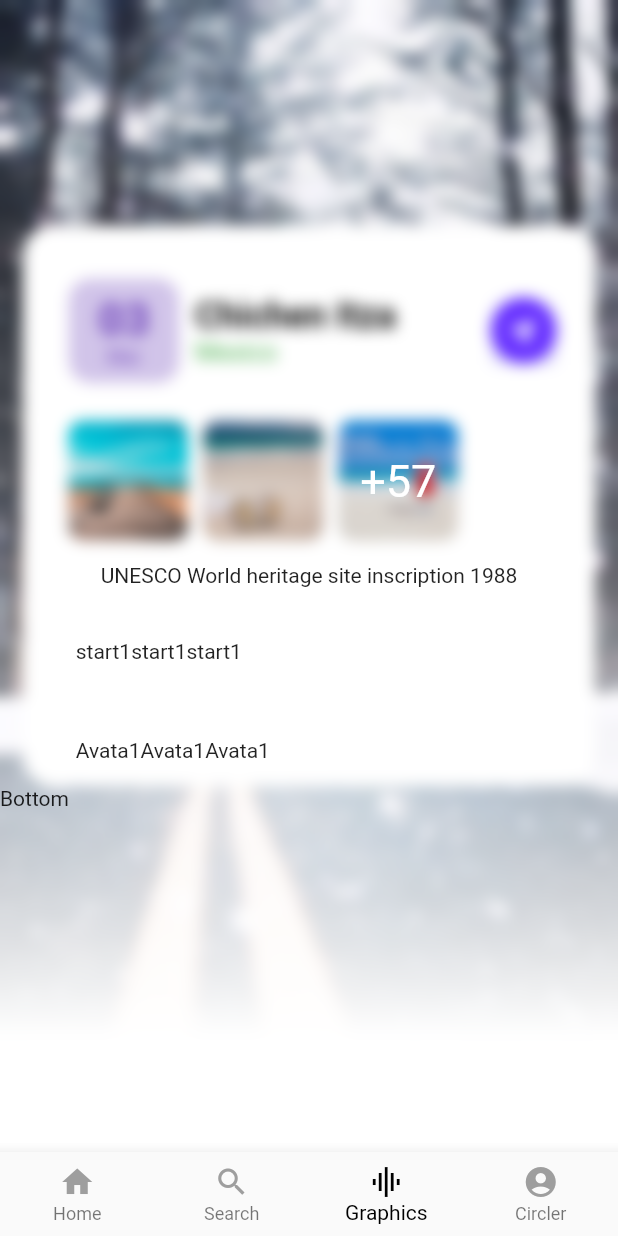
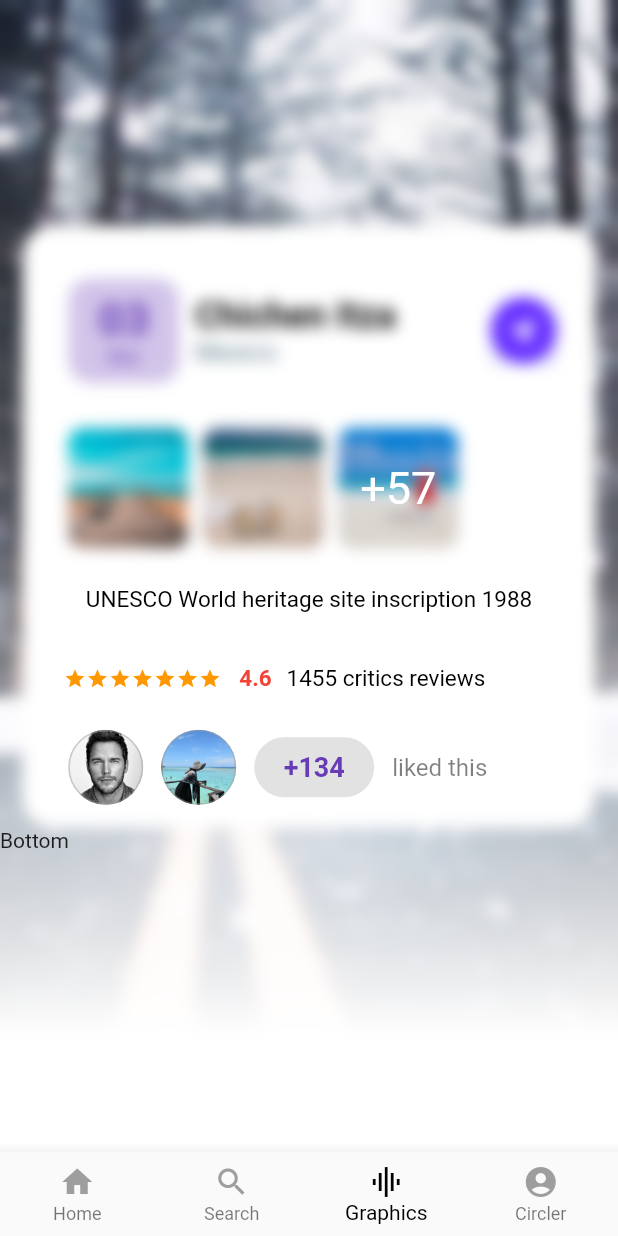
Before and after one commit to 1166544/flutter_travel, a Flutter app: the screen it shows after launch, on a phone screen of 412 x 824 dp. Run offline on Flutter 3.47's test engine with Material 2 defaults, Android fonts, the phone set to English and light mode, and no system bars; project files that could hold a hidden picture were left out.

Commit message:
feat: add third row

```diff
--- a/lib/pages/PageGraphics.dart
+++ b/lib/pages/PageGraphics.dart
@@ -95,7 +95,7 @@ class _PageGraphicsState extends State<PageGraphics> {
 									crossAxisAlignment: CrossAxisAlignment.start,
 									children: <Widget>[
 										Text('Chichen Itza', style: TextStyle(fontSize: 24.0, fontWeight: FontWeight.bold, color: Colors.black)),
-										Text('Mexico', style: TextStyle(fontSize: 17.0, fontWeight: FontWeight.normal, color: Colors.green)),
+										Text('Mexico', style: TextStyle(fontSize: 17.0, fontWeight: FontWeight.normal, color: Colors.blueGrey)),
 									],
 								),
 								Spacer(),
@@ -115,7 +115,7 @@ class _PageGraphicsState extends State<PageGraphics> {
 
 					// 第二行
 					Padding(
-						padding: EdgeInsets.fromLTRB(30.0, 10.0, 25.0, 15.0),
+						padding: EdgeInsets.fromLTRB(30.0, 15.0, 25.0, 25.0),
 						child: Row(
 							children: <Widget>[
 								this.buildRoundItemImage('assets/beach3.jpg'),
@@ -128,33 +128,77 @@ class _PageGraphicsState extends State<PageGraphics> {
 					),
 
 					// 第三行
-					Text('UNESCO World heritage site inscription 1988'),
+					Text(
+						'UNESCO World heritage site inscription 1988',
+						textAlign: TextAlign.left,
+						style: TextStyle(fontSize: 15.0, color: Colors.black)
+					),
 
 					// 第四行
 					Padding(
-						padding: EdgeInsets.fromLTRB(35.0, 35.0, 35.0, 15.0),
+						padding: EdgeInsets.fromLTRB(27.0, 35.0, 35.0, 15.0),
 						child: Row(
+							mainAxisAlignment: MainAxisAlignment.start,
 							children: <Widget>[
-								Text('start1'),
-								Text('start1'),
-								Text('start1'),
+								Icon(Icons.star, color: Colors.orange, size: 15.0),
+								Icon(Icons.star, color: Colors.orange, size: 15.0),
+								Icon(Icons.star, color: Colors.orange, size: 15.0),
+								Icon(Icons.star, color: Colors.orange, size: 15.0),
+								Icon(Icons.star, color: Colors.orange, size: 15.0),
+								Icon(Icons.star, color: Colors.orange, size: 15.0),
+								Icon(Icons.star, color: Colors.orange, size: 15.0),
+								SizedBox(width: 12.0),
+								Text('4.6', style: TextStyle(fontSize: 15.0, color: Colors.red, fontWeight: FontWeight.bold)),
+								SizedBox(width: 10.0),
+								Text('1455 critics reviews', style: TextStyle(fontSize: 15.0, color: Colors.black)),
 							],
 						),
 					),
 
 					// 第五行
 					Padding(
-						padding: EdgeInsets.fromLTRB(35.0, 35.0, 35.0, 15.0),
+						padding: EdgeInsets.fromLTRB(30.0, 10.0, 35.0, 15.0),
 						child: Row(
 							children: <Widget>[
-								Text('Avata1'),
-								Text('Avata1'),
-								Text('Avata1'),
+								this.buildAvataImage('assets/chris.jpg'),
+								SizedBox(width: 12.0),
+								this.buildAvataImage('assets/p2.jpg'),
+								SizedBox(width: 12.0),
+								Container(
+									width: 80.0,
+									height: 40.0,
+									decoration: BoxDecoration(
+										color: Colors.grey.withOpacity(0.3),
+										shape: BoxShape.rectangle,
+										borderRadius: BorderRadius.circular(20.0)
+									),
+									child: Center(
+										child: Text('+134', style: TextStyle(fontSize: 18.0, color: Colors.deepPurple, fontWeight: FontWeight.bold))
+									),
+								),
+								SizedBox(width: 12.0),
+								Text('liked this', style: TextStyle(fontSize: 16.0, color: Colors.black.withOpacity(0.5))),
 							],
 						),
 					),
 				],
 			 ),
+		  ),
+	  );
+  }
+
+  /// 构建圆形图片
+  Widget buildAvataImage(String imageUrl) {
+	  return Container(
+		  width: 50.0,
+		  height: 50.0,
+		  decoration: BoxDecoration(
+			  image: DecorationImage(
+				  image: AssetImage(imageUrl),
+				  fit: BoxFit.cover
+			  ),
+			  borderRadius: BorderRadius.circular(50.0),
+			  border:Border.all(width: 1.0, color: Colors.grey.withOpacity(0.5))
 		  ),
 	  );
   }
```
